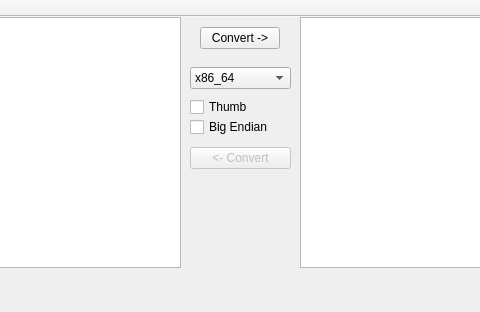
At0m0s/nemezisv3, file mainwindow.ui: the form before one commit; both pictures show x 110 to 590 and y 0 to 312 of the 706 by 312 pixel window.
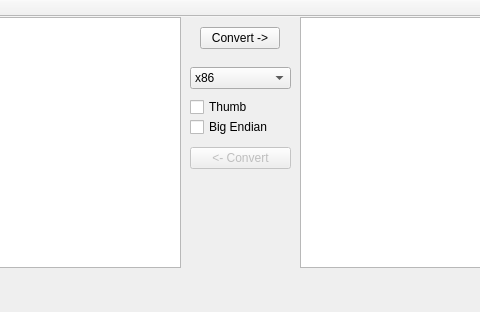
The form after the commit.

```diff
--- a/mainwindow.ui
+++ b/mainwindow.ui
@@ -56,6 +56,11 @@
       <height>22</height>
      </rect>
     </property>
+    <item>
+     <property name="text">
+      <string>x86</string>
+     </property>
+    </item>
     <item>
      <property name="text">
       <string>x86_64</string>
```
